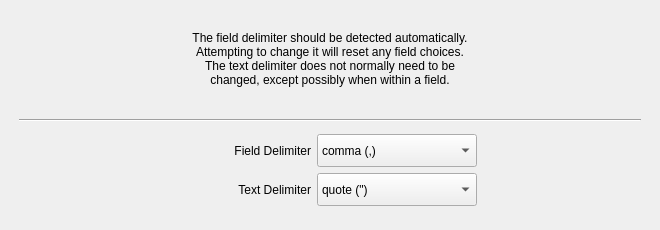
First picture: the form in kmymoney/plugins/csvimport/separatorwizardpage.ui, repository KDE/kmymoney, before the edit.
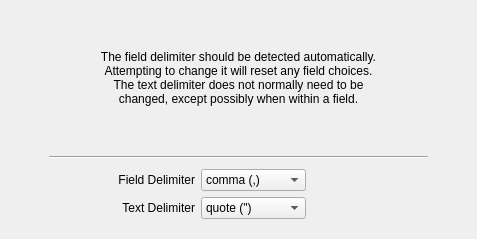
Second picture: the form after the edit. Custom widgets are drawn as their Qt base class.

```diff
--- a/kmymoney/plugins/csvimport/separatorwizardpage.ui
+++ b/kmymoney/plugins/csvimport/separatorwizardpage.ui
@@ -6,26 +6,20 @@
    <rect>
     <x>0</x>
     <y>0</y>
-    <width>660</width>
-    <height>230</height>
+    <width>477</width>
+    <height>239</height>
    </rect>
   </property>
-  <property name="minimumSize">
-   <size>
-    <width>640</width>
-    <height>230</height>
-   </size>
-  </property>
-  <property name="maximumSize">
-   <size>
-    <width>700</width>
-    <height>16777215</height>
-   </size>
+  <property name="sizePolicy">
+   <sizepolicy hsizetype="Expanding" vsizetype="Expanding">
+    <horstretch>0</horstretch>
+    <verstretch>0</verstretch>
+   </sizepolicy>
   </property>
   <property name="windowTitle">
    <string>Separator Wizard Page</string>
   </property>
-  <layout class="QHBoxLayout" name="horizontalLayout_2" stretch="5,400,5">
+  <layout class="QHBoxLayout" name="horizontalLayout_2" stretch="1,10,1">
    <item>
     <spacer name="horizontalSpacer_3">
      <property name="orientation">
@@ -40,15 +34,9 @@
     </spacer>
    </item>
    <item>
-    <layout class="QVBoxLayout" name="verticalLayout" stretch="15,1,1,1,15,2">
+    <layout class="QVBoxLayout" name="verticalLayout" stretch="30,1,1,1,1,2">
      <item>
       <widget class="QLabel" name="label">
-       <property name="font">
-        <font>
-         <weight>50</weight>
-         <bold>false</bold>
-        </font>
-       </property>
        <property name="text">
         <string>The field delimiter should be detected automatically.
 Attempting to change it will reset any field choices.
@@ -58,6 +46,9 @@
        <property name="alignment">
         <set>Qt::AlignCenter</set>
        </property>
+       <property name="wordWrap">
+        <bool>true</bool>
+       </property>
       </widget>
      </item>
      <item>
@@ -94,7 +85,7 @@
       </spacer>
      </item>
      <item>
-      <layout class="QHBoxLayout" name="horizontalLayout" stretch="20,50,25">
+      <layout class="QHBoxLayout" name="horizontalLayout" stretch="20,50,35">
        <item>
         <spacer name="horizontalSpacer">
          <property name="orientation">
@@ -112,18 +103,6 @@
         <layout class="QGridLayout" name="gridLayout" columnstretch="10,10">
          <item row="0" column="0">
           <widget class="QLabel" name="labelSet_fieldDelim">
-           <property name="minimumSize">
-            <size>
-             <width>0</width>
-             <height>0</height>
-            </size>
-           </property>
-           <property name="maximumSize">
-            <size>
-             <width>16777215</width>
-             <height>16777215</height>
-            </size>
-           </property>
            <property name="text">
             <string>Field Delimiter</string>
            </property>
@@ -133,18 +112,12 @@
           </widget>
          </item>
          <item row="0" column="1">
-          <widget class="KComboBox" name="comboBox_fieldDelimiter">
-           <property name="minimumSize">
-            <size>
-             <width>160</width>
-             <height>33</height>
-            </size>
-           </property>
-           <property name="maximumSize">
-            <size>
-             <width>175</width>
-             <height>16777215</height>
-            </size>
+          <widget class="QComboBox" name="comboBox_fieldDelimiter">
+           <property name="sizePolicy">
+            <sizepolicy hsizetype="Preferred" vsizetype="Preferred">
+             <horstretch>0</horstretch>
+             <verstretch>0</verstretch>
+            </sizepolicy>
            </property>
            <item>
             <property name="text">
@@ -170,21 +143,6 @@
          </item>
          <item row="1" column="0">
           <widget class="QLabel" name="labelSet_textDelim">
-           <property name="enabled">
-            <bool>true</bool>
-           </property>
-           <property name="minimumSize">
-            <size>
-             <width>0</width>
-             <height>0</height>
-            </size>
-           </property>
-           <property name="maximumSize">
-            <size>
-             <width>16777215</width>
-             <height>16777215</height>
-            </size>
-           </property>
            <property name="accessibleName">
             <string comment="punctuation mark used as field delimiter" extracomment="punctuation mark used as field delimiter"/>
            </property>
@@ -197,18 +155,12 @@
           </widget>
          </item>
          <item row="1" column="1">
-          <widget class="KComboBox" name="comboBox_textDelimiter">
-           <property name="minimumSize">
-            <size>
-             <width>154</width>
-             <height>33</height>
-            </size>
-           </property>
-           <property name="maximumSize">
-            <size>
-             <width>16777215</width>
-             <height>16777215</height>
-            </size>
+          <widget class="QComboBox" name="comboBox_textDelimiter">
+           <property name="sizePolicy">
+            <sizepolicy hsizetype="Preferred" vsizetype="Preferred">
+             <horstretch>0</horstretch>
+             <verstretch>0</verstretch>
+            </sizepolicy>
            </property>
            <property name="toolTip">
             <string>Select field delimiter/separator character.
@@ -273,13 +225,6 @@
    </item>
   </layout>
  </widget>
- <customwidgets>
-  <customwidget>
-   <class>KComboBox</class>
-   <extends>QComboBox</extends>
-   <header>kcombobox.h</header>
-  </customwidget>
- </customwidgets>
  <resources/>
  <connections/>
 </ui>
```
Left out of the diff: 4 changed lines with no effect on the pictures.
